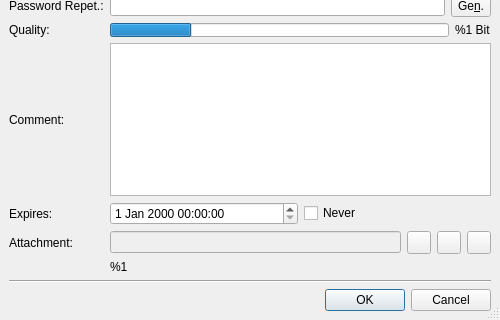
Qt form src/forms/EditEntryDlg.ui (thooge/keepassx1) before a commit; both pictures show x 0 to 500 and y 206 to 526 of the 500 by 526 pixel window.
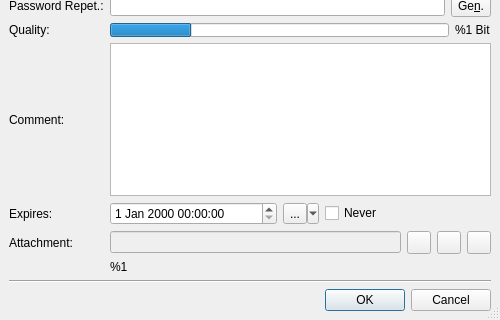
The same form after that commit. Icons and pictures are not drawn.

Commit message: added calendar dialog, added calendar access button in edit entry dialog, added customize detail view dialog for editing detail view templates, added 'show expired entries' dialog, new icon loading mechansim, added and replaced some icons.

The edit to the form file:
```diff
--- a/src/forms/EditEntryDlg.ui
+++ b/src/forms/EditEntryDlg.ui
@@ -361,6 +361,16 @@
      <item>
       <widget class="QDateTimeEdit" name="DateTime_Expire" />
      </item>
+     <item>
+      <widget class="QToolButton" name="ButtonExpirePresets" >
+       <property name="text" >
+        <string>...</string>
+       </property>
+       <property name="popupMode" >
+        <enum>QToolButton::MenuButtonPopup</enum>
+       </property>
+      </widget>
+     </item>
      <item>
       <widget class="QCheckBox" name="CheckBox_ExpiresNever" >
        <property name="text" >
```
The commit also changes 96 other files.
